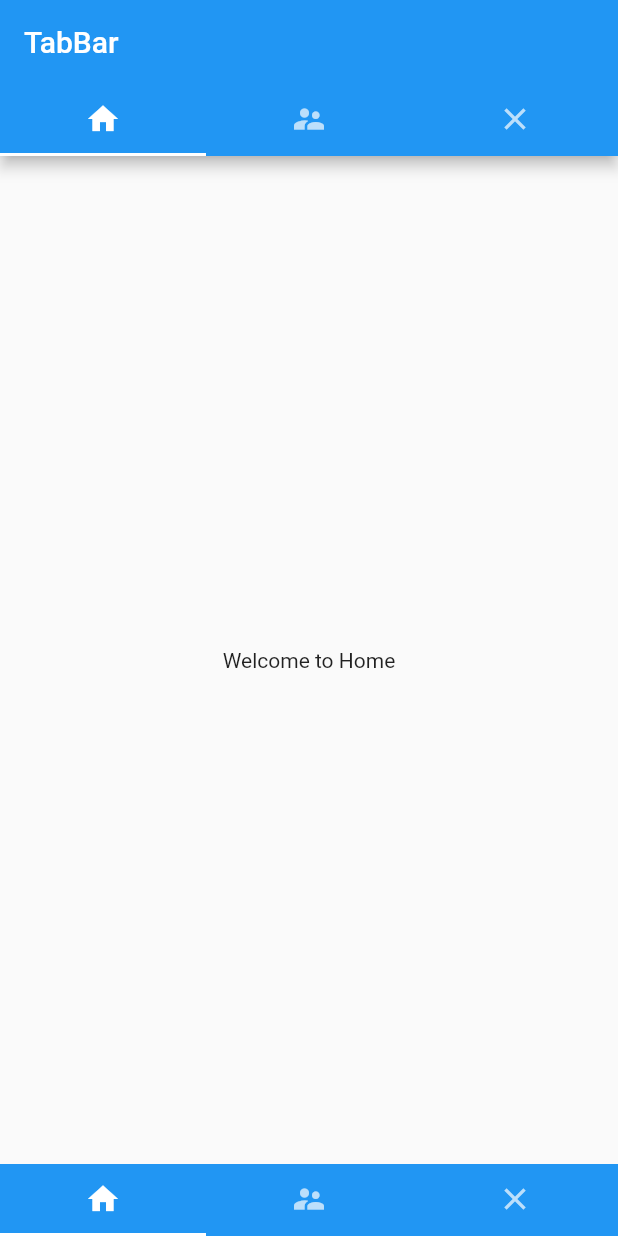
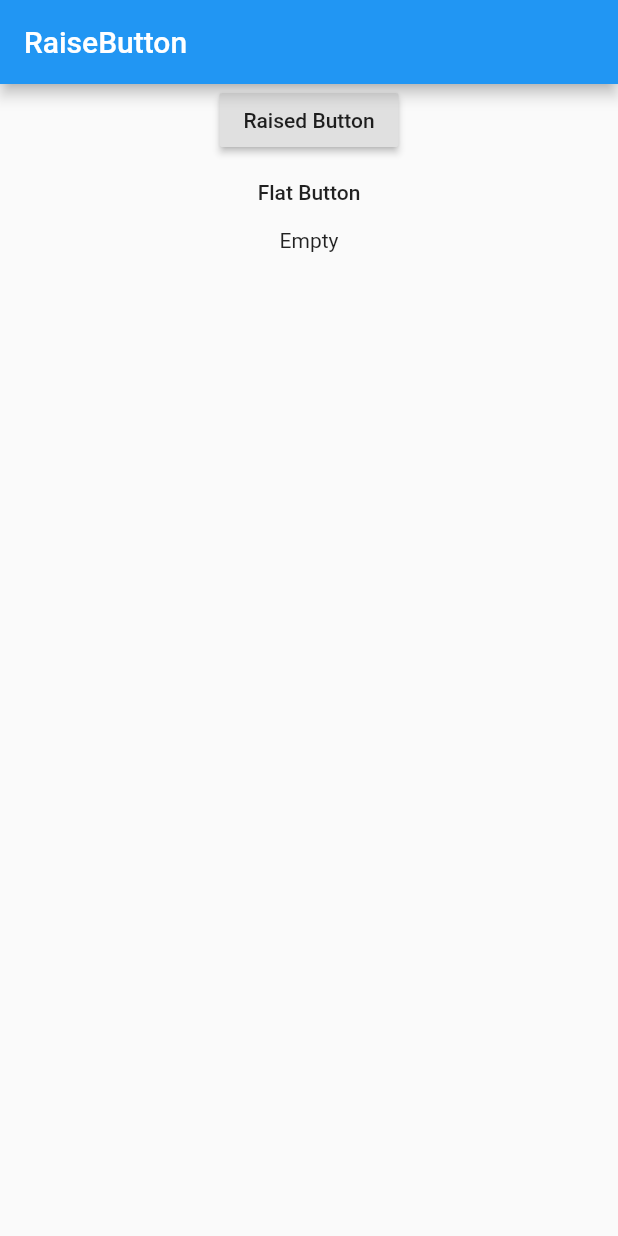
Before and after one commit to RahulDhiman93/FlutterBasics, a Flutter app: the screen it shows after launch, on a phone screen of 412 x 824 dp. Run offline on Flutter 3.47's test engine with Material 2 defaults, Android fonts, the phone set to English and light mode, and no system bars.

Commit message:
Raised and Flat button added

```diff
--- a/lib/main.dart
+++ b/lib/main.dart
@@ -1,9 +1,89 @@
 import 'package:flutter/material.dart';
 
 void main(){
-    runApp(new MaterialApp(home: new tabBarView()));
+    runApp(new MaterialApp(home: new raiseButton()));
   //runApp(new stackView());
 }
+
+
+
+class raiseButton extends StatefulWidget {
+  @override
+  _raiseButtonState createState() => _raiseButtonState();
+}
+
+class _raiseButtonState extends State<raiseButton> {
+
+  String ptest = 'Empty';
+
+  void raisebuttonmenthod(value){
+     setState(() {
+       ptest = value;
+     });
+  }
+
+
+  @override
+  Widget build(BuildContext context) {
+    return new Scaffold(
+      appBar: new AppBar(title: new Text('RaiseButton'),),
+      body: new Column(
+        children: <Widget>[
+          new RaisedButton(
+              onPressed:(){
+                raisebuttonmenthod('You Pressed Raised Button');
+              },
+              child: new Text('Raised Button')
+          ),
+          new FlatButton(
+              onPressed: (){
+                raisebuttonmenthod('You Pressed Flat Button');
+              },
+              child: new Text('Flat Button')),
+          new Center(
+            child: new Text(ptest),
+          )
+        ],
+      ),
+    );
+  }
+}
+
+
+
+class textfieldBasic extends StatefulWidget {
+  @override
+  _textfieldBasicState createState() => _textfieldBasicState();
+}
+
+class _textfieldBasicState extends State<textfieldBasic> {
+
+  String ptext = 'Hello';
+
+  @override
+  Widget build(BuildContext context) {
+    return new Scaffold(
+    appBar: new AppBar(title: new Text('TextField'),),
+      body: new Column(
+        children: <Widget>[
+          new TextField(
+             onSubmitted: (String txt){
+               setState(() {
+                 ptext = txt;
+               });
+             },
+             decoration: new InputDecoration(
+               hintText: 'Placeholder',
+               labelText: 'Name'
+             ),
+          ),
+          new Text(ptext)
+        ],
+      ),
+    );
+  }
+}
+
 
 
 class tabBarView extends StatefulWidget {
@@ -96,6 +176,7 @@ class _appBarActionState extends State<appBarAction> {
     );
   }
 }
+
 
 
 
```
Also changed, not shown: 1 other file.
